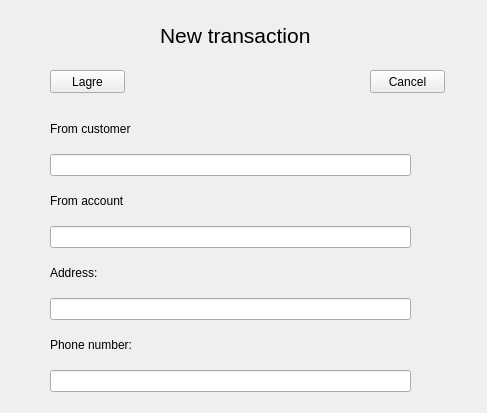
Before: the Qt Designer form transactiondetails.ui in jonathansaetre/BankSystem, drawn with Qt 5.
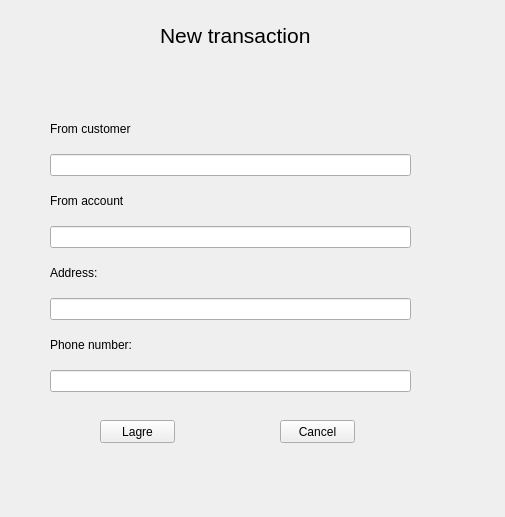
After: the same form once the commit is applied.

What changed in the file:
```diff
--- a/transactiondetails.ui
+++ b/transactiondetails.ui
@@ -6,8 +6,8 @@
    <rect>
     <x>0</x>
     <y>0</y>
-    <width>487</width>
-    <height>413</height>
+    <width>505</width>
+    <height>517</height>
    </rect>
   </property>
   <property name="windowTitle">
@@ -150,8 +150,8 @@
   <widget class="QPushButton" name="buttonLagre">
    <property name="geometry">
     <rect>
-     <x>50</x>
-     <y>70</y>
+     <x>100</x>
+     <y>420</y>
      <width>75</width>
      <height>23</height>
     </rect>
@@ -163,8 +163,8 @@
   <widget class="QPushButton" name="buttonBack">
    <property name="geometry">
     <rect>
-     <x>370</x>
-     <y>70</y>
+     <x>280</x>
+     <y>420</y>
      <width>75</width>
      <height>23</height>
     </rect>
```
